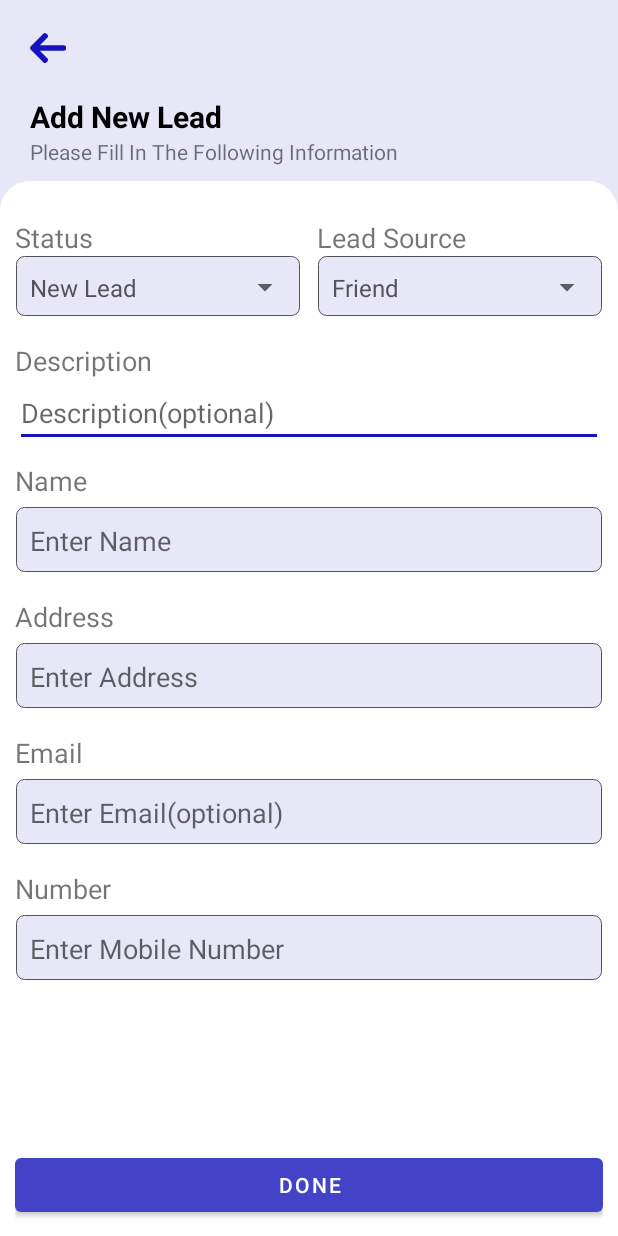
After one commit to Aadii-shah/lead-manager, an Android app: the NewLeadActivity screen opened directly, with no data from a screen before it, on a phone screen of 412 x 824 dp. The commit adds this screen. Run offline under Robolectric (Android 15) with nearby library versions, the phone set to English and light mode, and no system bars.

Commit message:
Added new lead activity and button onclick eveent on back imageview

```diff
--- a/app/src/main/AndroidManifest.xml
+++ b/app/src/main/AndroidManifest.xml
@@ -9,7 +9,8 @@
         android:roundIcon="@mipmap/ic_launcher_round"
         android:supportsRtl="true"
         android:theme="@style/Theme.LeadManager">
-        <activity android:name=".Login"></activity>
+        <activity android:name=".NewLeadActivity"></activity>
+        <activity android:name=".Login" />
         <activity android:name=".DetailsActivity" />
         <activity android:name=".AddNewContactActivity" />
         <activity android:name=".MainActivity">
--- a/app/src/main/java/com/example/leadmanager/ContactFragment.java
+++ b/app/src/main/java/com/example/leadmanager/ContactFragment.java
@@ -137,7 +137,8 @@ public class ContactFragment extends Fragment {
                 new View.OnClickListener() {
                     @Override
                     public void onClick(View view) {
-                        Toast.makeText(getContext(), "Contact Imported", Toast.LENGTH_SHORT).show();
+                        Intent intent = new Intent(getContext(), NewLeadActivity.class);
+                        startActivity(intent);
                     }
                 });
         return view;
--- /dev/null
+++ b/app/src/main/java/com/example/leadmanager/NewLeadActivity.java
@@ -0,0 +1,51 @@
+package com.example.leadmanager;
+
+import androidx.appcompat.app.AppCompatActivity;
+
+import android.os.Bundle;
+import android.view.View;
+import android.widget.ArrayAdapter;
+import android.widget.Button;
+import android.widget.EditText;
+import android.widget.Spinner;
+
+public class NewLeadActivity extends AppCompatActivity {
+
+    private EditText editName, editAddress, editEmail, editNumber, editDescription;
+    private Spinner spinnerStatus, spinnerSource;
+    private Button submitButton;
+
+    @Override
+    protected void onCreate(Bundle savedInstanceState) {
+        super.onCreate(savedInstanceState);
+        setContentView(R.layout.activity_new_lead);
+
+        //spinner for status
+        spinnerStatus = findViewById(R.id.spinnerStatus);
+        ArrayAdapter adapter = ArrayAdapter.createFromResource(NewLeadActivity.this,
+                R.array.status, R.layout.status_color_spinner);
+        adapter.setDropDownViewResource(R.layout.status_dropdown_layout);
+        spinnerStatus.setAdapter(adapter);
+
+        //spinner for leadSource
+        spinnerSource = findViewById(R.id.spinnerLeadSource);
+        ArrayAdapter adapterSource = ArrayAdapter.createFromResource(NewLeadActivity.this,
+                R.array.lead_source, R.layout.status_color_spinner);
+        adapterSource.setDropDownViewResource(R.layout.status_dropdown_layout);
+        spinnerSource.setAdapter(adapterSource);
+
+
+        editName = findViewById(R.id.editName);
+        editAddress = findViewById(R.id.editAddress);
+        editEmail = findViewById(R.id.editEmail);
+        editNumber = findViewById(R.id.editNumber);
+        editDescription = findViewById(R.id.editDescription);
+
+        submitButton = findViewById(R.id.submitButton);
+    }
+
+    public void finish(View view) {
+        //some code
+        NewLeadActivity.this.finish();
+    }
+}
--- a/app/src/main/res/layout/activity_add_new_contact.xml
+++ b/app/src/main/res/layout/activity_add_new_contact.xml
@@ -278,6 +278,7 @@
                 </LinearLayout>
 
                 <Button
+                    android:id="@+id/submitButton"
                     android:layout_width="match_parent"
                     android:layout_height="wrap_content"
                     android:layout_alignParentBottom="true"
--- /dev/null
+++ b/app/src/main/res/layout/activity_new_lead.xml
@@ -0,0 +1,309 @@
+<?xml version="1.0" encoding="utf-8"?>
+<RelativeLayout xmlns:android="http://schemas.android.com/apk/res/android"
+    xmlns:app="http://schemas.android.com/apk/res-auto"
+    xmlns:tools="http://schemas.android.com/tools"
+    android:layout_width="match_parent"
+    android:layout_height="match_parent"
+    android:background="#1A1414BC"
+    tools:context=".NewLeadActivity">
+
+    <ImageView
+        android:id="@+id/back"
+        android:layout_width="wrap_content"
+        android:layout_height="wrap_content"
+        android:layout_margin="20dp"
+        android:src="@drawable/ic_back_arrow"
+        android:onClick="finish"/>
+
+    <TextView
+        android:id="@+id/lead"
+        android:layout_width="wrap_content"
+        android:layout_height="wrap_content"
+        android:layout_below="@+id/back"
+        android:layout_marginStart="20dp"
+        android:text="Add New Lead"
+        android:textColor="@color/black"
+        android:textSize="20sp"
+        android:textStyle="bold" />
+
+    <TextView
+        android:id="@+id/Information"
+        android:layout_width="wrap_content"
+        android:layout_height="wrap_content"
+        android:layout_below="@id/lead"
+        android:layout_marginStart="20dp"
+        android:text="Please Fill In The Following Information" />
+
+    <RelativeLayout
+        android:layout_width="match_parent"
+        android:layout_height="match_parent"
+        android:layout_below="@+id/Information"
+        android:layout_marginTop="10dp"
+        android:background="@drawable/custom_card_view">
+
+
+
+        <RelativeLayout
+            android:layout_width="match_parent"
+            android:layout_height="match_parent"
+            android:layout_margin="10dp">
+
+            <!--Linear layout for spinner status and lead source starts here-->
+            <LinearLayout
+                android:id="@+id/spinner"
+                android:layout_width="match_parent"
+                android:layout_height="wrap_content"
+                android:orientation="horizontal">
+
+                <!--Linear layout for holding status nad lead source starts here-->
+                <LinearLayout
+                    android:layout_width="match_parent"
+                    android:layout_height="wrap_content"
+                    android:orientation="horizontal">
+
+
+                    <LinearLayout
+                        android:layout_width="0dp"
+                        android:layout_height="wrap_content"
+                        android:layout_marginEnd="5dp"
+                        android:layout_weight="1"
+                        android:orientation="vertical">
+
+                        <!--Spinner for Status starts here-->
+                        <TextView
+                            android:layout_width="wrap_content"
+                            android:layout_height="wrap_content"
+                            android:layout_marginTop="15dp"
+                            android:text="Status"
+                            android:textSize="18sp" />
+
+                        <RelativeLayout
+                            android:layout_width="match_parent"
+                            android:layout_height="wrap_content"
+                            android:background="@drawable/edit_background">
+
+                            <Spinner
+                                android:id="@+id/spinnerStatus"
+                                android:layout_width="match_parent"
+                                android:layout_height="wrap_content" />
+
+                        </RelativeLayout>
+                        <!--Spinner for Status ends here-->
+
+                    </LinearLayout>
+
+                    <LinearLayout
+                        android:layout_width="0dp"
+                        android:layout_height="wrap_content"
+                        android:layout_marginStart="5dp"
+                        android:layout_weight="1"
+                        android:orientation="vertical">
+
+                        <!--Spinner for Status starts here-->
+                        <TextView
+                            android:layout_width="wrap_content"
+                            android:layout_height="wrap_content"
+                            android:layout_marginTop="15dp"
+                            android:text="Lead Source"
+                            android:textSize="18sp" />
+
+                        <RelativeLayout
+                            android:layout_width="match_parent"
+                            android:layout_height="wrap_content"
+                            android:background="@drawable/edit_background">
+
+                            <Spinner
+                                android:id="@+id/spinnerLeadSource"
+                                android:layout_width="match_parent"
+                                android:layout_height="wrap_content" />
+
+                        </RelativeLayout>
+                        <!--Spinner for Status ends here-->
+
+                    </LinearLayout>
+
+
+                </LinearLayout>
+                <!--Linear layout for holding status nad lead source ends here-->
+
+            </LinearLayout>
+            <!--Linear layout for spinner status and lead source ends here-->
+
+
+            <!--Linear layout for description starts here-->
+            <LinearLayout
+                android:id="@+id/description"
+                android:layout_width="match_parent"
+                android:layout_height="wrap_content"
+                android:layout_below="@+id/spinner"
+                android:orientation="vertical">
+
+                <!--Edit Layout for Email starts here-->
+                <TextView
+                    android:layout_width="wrap_content"
+                    android:layout_height="wrap_content"
+                    android:layout_marginTop="15dp"
+                    android:text="Description"
+                    android:textSize="18sp" />
+
+
+                <EditText
+                    android:id="@+id/editDescription"
+                    android:layout_width="match_parent"
+                    android:layout_height="wrap_content"
+                    android:hint="Description(optional)"
+                    android:singleLine="true" />
+                <!--Edit Layout for email starts here-->
+
+            </LinearLayout>
+            <!--Linear layout for description ends here-->
+
+            <!--Layout for name starts here-->
+            <LinearLayout
+                android:id="@+id/name"
+                android:layout_width="match_parent"
+                android:layout_height="wrap_content"
+                android:layout_marginTop="10dp"
+                android:orientation="vertical"
+                android:layout_below="@id/description">
+                <!--Edit Layout for Name starts here-->
+                <TextView
+                    android:layout_width="wrap_content"
+                    android:layout_height="wrap_content"
+                    android:text="Name"
+                    android:textSize="18sp" />
+
+
+                <EditText
+                    android:id="@+id/editName"
+                    android:layout_width="match_parent"
+                    android:layout_height="45dp"
+                    android:layout_marginTop="5dp"
+                    android:background="@drawable/edit_background"
+                    android:hint="Enter Name"
+                    android:maxLines="1"
+                    android:paddingStart="10dp"
+                    android:singleLine="true" />
+                <!--Edit Layout for Name ends here-->
+
+            </LinearLayout>
+            <!--Layout for name ends here-->
+
+            <!--Layout for address starts here-->
+            <LinearLayout
+                android:id="@+id/address"
+                android:layout_width="match_parent"
+                android:layout_height="wrap_content"
+                android:orientation="vertical"
+                android:layout_below="@id/name">
+
+                <!--Edit Layout for Address starts here-->
+                <TextView
+                    android:layout_width="wrap_content"
+                    android:layout_height="wrap_content"
+                    android:layout_marginTop="15dp"
+                    android:text="Address"
+                    android:textSize="18sp" />
+
+
+                <EditText
+                    android:id="@+id/editAddress"
+                    android:layout_width="match_parent"
+                    android:layout_height="45dp"
+                    android:layout_marginTop="5dp"
+                    android:background="@drawable/edit_background"
+                    android:hint="Enter Address"
+                    android:maxLines="1"
+                    android:paddingStart="10dp"
+                    android:singleLine="true" />
+                <!--Edit Layout for Address starts here-->
+
+            </LinearLayout>
+            <!--Layout for address ends here-->
+
+
+            <!--Layout for email starts here-->
+            <LinearLayout
+                android:id="@+id/email"
+                android:layout_width="match_parent"
+                android:layout_height="wrap_content"
+                android:orientation="vertical"
+                android:layout_below="@+id/address">
+
+                <!--Edit Layout for Email starts here-->
+                <TextView
+                    android:layout_width="wrap_content"
+                    android:layout_height="wrap_content"
+                    android:layout_marginTop="15dp"
+                    android:text="Email"
+                    android:textSize="18sp" />
+
+
+                <EditText
+                    android:id="@+id/editEmail"
+                    android:layout_width="match_parent"
+                    android:layout_height="45dp"
+                    android:layout_marginTop="5dp"
+                    android:background="@drawable/edit_background"
+                    android:hint="Enter Email(optional)"
+                    android:inputType="textEmailAddress"
+                    android:maxLines="1"
+                    android:paddingStart="10dp"
+                    android:singleLine="true" />
+                <!--Edit Layout for email starts here-->
+
+            </LinearLayout>
+            <!--Layout for email ends here-->
+
+
+            <!--Layout for number starts here-->
+            <LinearLayout
+                android:id="@+id/number"
+                android:layout_width="match_parent"
+                android:layout_height="wrap_content"
+                android:layout_below="@+id/email"
+                android:orientation="vertical">
+
+
+                <!--Edit Layout for Number starts here-->
+                <TextView
+                    android:layout_width="wrap_content"
+                    android:layout_height="wrap_content"
+                    android:layout_marginTop="15dp"
+                    android:text="Number"
+                    android:textSize="18sp" />
+
+
+                <EditText
+                    android:id="@+id/editNumber"
+                    android:layout_width="match_parent"
+                    android:layout_height="45dp"
+                    android:layout_marginTop="5dp"
+                    android:background="@drawable/edit_background"
+                    android:hint="Enter Mobile Number"
+                    android:inputType="number"
+                    android:maxLines="1"
+                    android:paddingStart="10dp"
+                    android:singleLine="true" />
+                <!--Edit Layout for Number ends here-->
+
+
+
+            </LinearLayout>
+            <!--Layout for number ends here-->
+
+
+            <!--Submit button starts here-->
+            <Button
+                android:layout_width="match_parent"
+                android:layout_height="wrap_content"
+                android:layout_alignParentBottom="true"
+                android:text="Done"/>
+            <!--Submit button ends here-->
+
+
+        </RelativeLayout>
+
+    </RelativeLayout>
+
+</RelativeLayout>
--- a/app/src/main/res/layout/fragment_contact.xml
+++ b/app/src/main/res/layout/fragment_contact.xml
@@ -272,6 +272,7 @@
             android:layout_width="wrap_content"
             android:layout_height="wrap_content"
             android:layout_marginBottom="16dp"
+            android:layout_below="@id/importContact"
             android:src="@drawable/ic_new_contact"
             app:fabSize="normal"
             app:tint="@color/blue"
@@ -283,7 +284,6 @@
             android:layout_width="wrap_content"
             android:layout_height="wrap_content"
             android:layout_marginBottom="16dp"
-            android:layout_below="@id/addContact"
             android:src="@drawable/ic_resource_import"
             app:fabSize="normal"
             app:tint="@color/blue"
@@ -295,7 +295,7 @@
             android:layout_width="wrap_content"
             android:layout_height="wrap_content"
             android:layout_marginBottom="16dp"
-            android:layout_below="@id/importContact"
+            android:layout_below="@id/addContact"
             android:src="@drawable/ic_add"
             app:fabSize="normal"
             app:tint="@color/blue"
```
